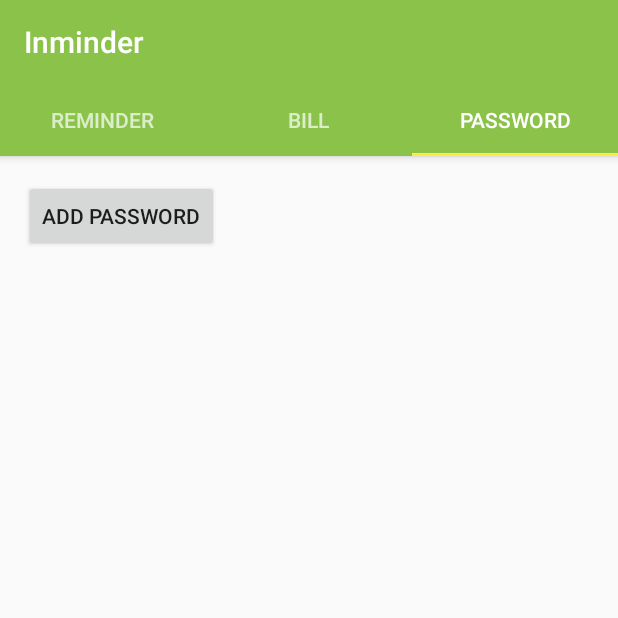
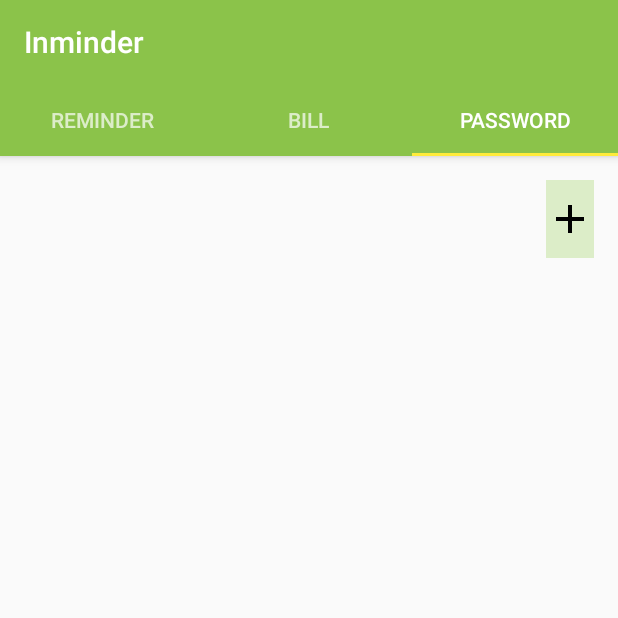
Before and after one commit to JJJJJJJJJ99/Inminder, an Android app: the screen it shows after launch (MainActivity), tab 3 chosen, on a phone screen of 412 x 824 dp, the top half of it. Run offline under Robolectric (Android 15) with nearby library versions, the phone set to English and light mode, and no system bars.

Commit message:
change password font, addbutton

```diff
--- a/app/src/main/java/edu/brandeis/jjwang95/inminder/Password.java
+++ b/app/src/main/java/edu/brandeis/jjwang95/inminder/Password.java
@@ -7,6 +7,7 @@ import android.content.Context;
 import android.content.DialogInterface;
 import android.content.Intent;
 import android.database.Cursor;
+import android.support.v4.content.ContextCompat;
 import android.support.v7.app.AlertDialog;
 import android.support.v7.app.AppCompatActivity;
 import android.os.Bundle;
@@ -17,6 +18,7 @@ import android.view.View;
 import android.webkit.URLUtil;
 import android.widget.AdapterView;
 import android.widget.Button;
+import android.widget.ImageButton;
 import android.widget.ListView;
 import android.widget.Toast;
 import android.view.LayoutInflater;
@@ -29,7 +31,7 @@ public class Password extends Fragment {
     private int code = 123;
     private ListView list;
     private Long getID;
-    private Button password_add_btn;
+    private ImageButton password_add_btn;
 
     public Password() {
         // Required empty public constructor
@@ -100,7 +102,8 @@ public class Password extends Fragment {
         );
 
 
-        password_add_btn = (Button)rootView.findViewById(R.id.password_add_btn);
+        password_add_btn = (ImageButton)rootView.findViewById(R.id.password_add_btn);
+        password_add_btn.setBackgroundColor(ContextCompat.getColor(getActivity(), R.color.colorPrimaryLight));
         password_add_btn.setOnClickListener(new View.OnClickListener() {
             @Override
             public void onClick(View view) {
--- a/app/src/main/java/edu/brandeis/jjwang95/inminder/ReminderCursorAdapter.java
+++ b/app/src/main/java/edu/brandeis/jjwang95/inminder/ReminderCursorAdapter.java
@@ -11,6 +11,7 @@ import android.view.ViewGroup;
 import android.widget.Button;
 import android.widget.CursorAdapter;
 import android.widget.SimpleCursorAdapter;
+import android.widget.TextView;
 
 /**
  * Created by WangJingjing on 11/14/16.
@@ -26,7 +27,6 @@ public class ReminderCursorAdapter extends SimpleCursorAdapter {
     public View getView(final int position, View view, ViewGroup parent){
         View myView = super.getView(position,view,parent);
 
-
         return myView;
     }
 
--- a/app/src/main/res/layout/activity_password.xml
+++ b/app/src/main/res/layout/activity_password.xml
@@ -10,16 +10,17 @@
     android:paddingTop="@dimen/activity_vertical_margin"
     tools:context="edu.brandeis.jjwang95.inminder.Password">
 
-    <Button
+    <ImageButton
         android:layout_width="wrap_content"
         android:layout_height="wrap_content"
         android:id="@+id/password_add_btn"
-        android:text="ADD PASSWORD"/>
+        android:src="@mipmap/plus_icon"
+        android:layout_alignParentRight="true"/>
 
 
 
     <ListView
-        android:layout_below="@+id/password_add_btn"
+
         android:id="@+id/password_list"
         android:layout_width="wrap_content"
         android:layout_height="wrap_content"></ListView>
```
Also changed, not shown: app/src/main/java/edu/brandeis/jjwang95/inminder/PasswordCursorAdapter.java (+8 -2 lines), app/src/main/res/layout/entries_password.xml (+9 -3 lines), app/src/main/res/mipmap-hdpi/plus_icon.png (added).
